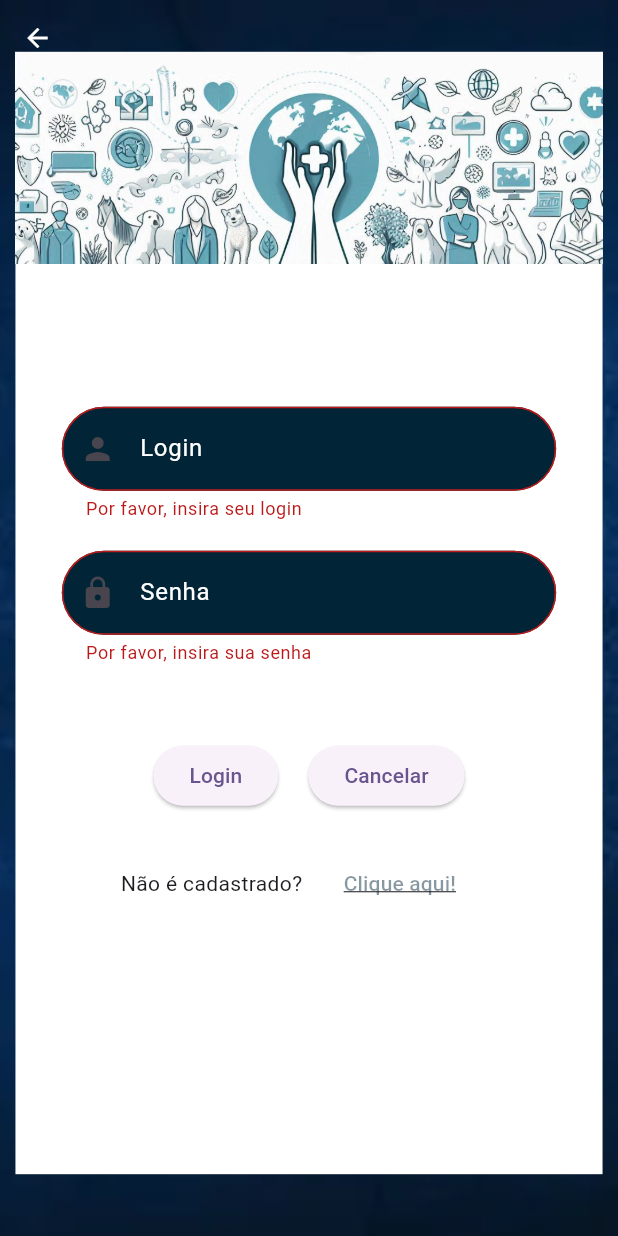
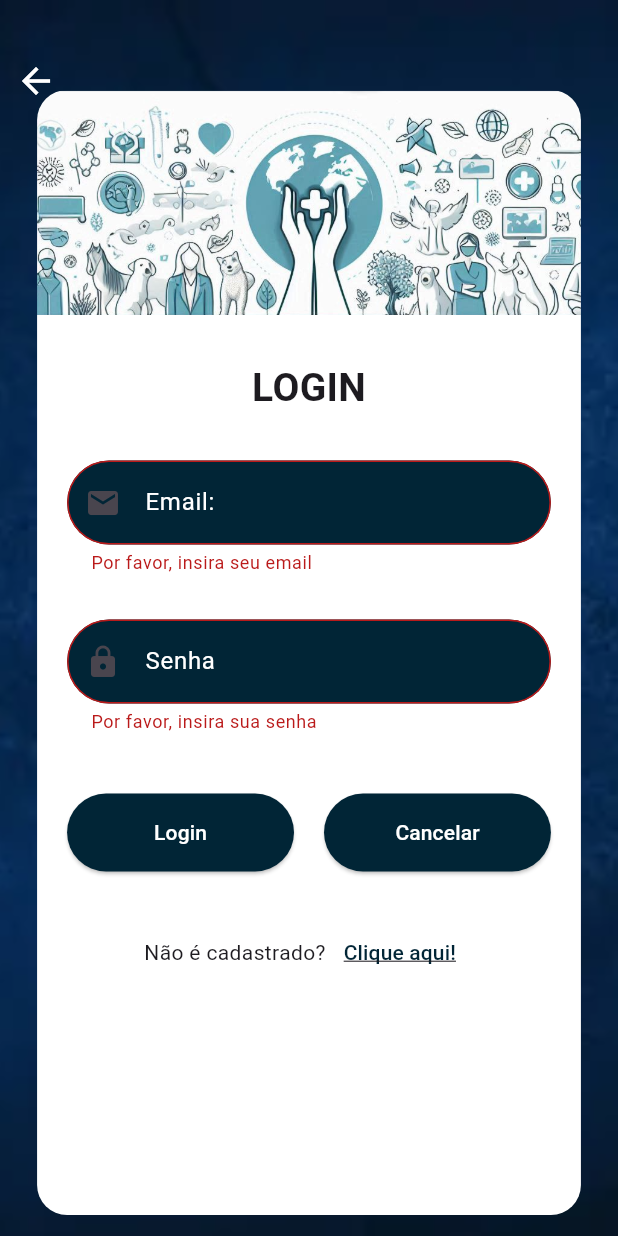
Before and after one commit to Enzo-Lucco/Projeto_Integrador_Mobile, a Flutter app: the MyLogin screen opened by its route, after a tap on "Login", on a phone screen of 412 x 824 dp. Run offline on Flutter 3.47's test engine with Material 3 defaults, Android fonts, the phone set to English and light mode, and no system bars; our stand-ins replace cloud_firestore, firebase_auth, firebase_core; accounts and stored records are empty; network calls fail.

Commit message:
Update commit

```diff
--- a/lib/login.dart
+++ b/lib/login.dart
@@ -1,8 +1,9 @@
 import 'package:flutter/material.dart';
-import 'package:flutter_application_projeto_integrador/loginDados.dart';
+import 'package:cloud_firestore/cloud_firestore.dart';
+import 'package:firebase_auth/firebase_auth.dart';
 
 class MyLogin extends StatefulWidget {
-  const MyLogin({Key? key}) : super(key: key);
+  const MyLogin({super.key});
 
   @override
   State<MyLogin> createState() => _MyLoginState();
@@ -14,26 +15,54 @@ class _MyLoginState extends State<MyLogin> {
   TextEditingController loginController = TextEditingController();
   TextEditingController senhaController = TextEditingController();
 
-  List<DadosL> ListaDeCredenciais = [
-    DadosL('usuario1', 'senha1'),
-    DadosL('usuario2', 'senha2'),
-  ];
+  Future<void> fazerLogin(String email, String senha) async {
+    try {
+      UserCredential userCredential = await FirebaseAuth.instance
+          .signInWithEmailAndPassword(email: email, password: senha);
 
-  bool validarCredenciais(String login, String senha) {
-    for (var credencial in ListaDeCredenciais) {
-      if (credencial.login == login && credencial.senha == senha) {
-        return true;
+      final uid = userCredential.user!.uid;
+
+      // Verifica se é ONG
+      final ongSnapshot =
+          await FirebaseFirestore.instance.collection('ongs').doc(uid).get();
+
+      if (ongSnapshot.exists) {
+        ScaffoldMessenger.of(context)
+            .showSnackBar(const SnackBar(content: Text('Login como ONG')));
+        Navigator.pushNamed(context, '/hong');
+        return;
       }
+
+      // Verifica se é Usuário
+      final userSnapshot = await FirebaseFirestore.instance
+          .collection('usuarios')
+          .doc(uid)
+          .get();
+
+      if (userSnapshot.exists) {
+        ScaffoldMessenger.of(context)
+            .showSnackBar(const SnackBar(content: Text('Login como Usuário')));
+        Navigator.pushNamed(context, '/HomeUsuario');
+        return;
       }
-    return false;
+
+      // Nenhum tipo identificado
+      ScaffoldMessenger.of(context).showSnackBar(
+          const SnackBar(content: Text('Tipo de conta não identificado.')));
+    } on FirebaseAuthException catch (e) {
+      ScaffoldMessenger.of(context).showSnackBar(
+        SnackBar(content: Text("Erro: ${e.message}")),
+      );
+    }
   }
 
   @override
   Widget build(BuildContext context) {
+    final double larguraTela = MediaQuery.of(context).size.width;
+
     return Scaffold(
       body: Stack(
         children: [
-          //IMAGEM DE FUNDO
           Container(
             height: double.infinity,
             width: double.infinity,
@@ -44,129 +73,134 @@ class _MyLoginState extends State<MyLogin> {
               ),
             ),
           ),
-          //TELA BRANCA NA FRENTE DA IMAGEM
           Center(
-            child: Container(
-              height: MediaQuery.of(context).size.height * 0.90,
-              width: MediaQuery.of(context).size.width * 0.95,
+            child: SingleChildScrollView(
+              child: Column(
+                children: [
+                  const SizedBox(height: 60),
+                  ClipRRect(
+                    borderRadius: const BorderRadius.only(
+                      topLeft: Radius.circular(20),
+                      topRight: Radius.circular(20),
+                    ),
+                    child: SizedBox(
+                      width: larguraTela * 0.88,
+                      height: 150,
+                      child: Image.asset(
+                        'assets/images/logo.png',
+                        fit: BoxFit.cover,
+                      ),
+                    ),
+                  ),
+                  Container(
+                    width: larguraTela * 0.88,
+                    padding: const EdgeInsets.symmetric(
+                        vertical: 30, horizontal: 20),
+                    constraints: const BoxConstraints(minHeight: 600),
+                    decoration: const BoxDecoration(
                       color: Colors.white,
+                      borderRadius: BorderRadius.only(
+                        bottomLeft: Radius.circular(20),
+                        bottomRight: Radius.circular(20),
+                      ),
+                    ),
                     child: Form(
                       key: _formKey,
-                child: SingleChildScrollView(
-                  child: Padding(
-                    padding: const EdgeInsets.all(30),
                       child: Column(
-                      mainAxisAlignment: MainAxisAlignment.center,
                         children: [
-                        SizedBox(height: 200),
-                        SizedBox(
-                          width: MediaQuery.of(context).size.width * 0.8,
-                          child: TextFormField(
+                          const Text(
+                            'LOGIN',
+                            style: TextStyle(
+                              fontSize: 26,
+                              fontWeight: FontWeight.bold,
+                            ),
+                          ),
+                          const SizedBox(height: 30),
+                          campoTexto(
                             controller: loginController,
-                            decoration: InputDecoration(
-                              labelText: 'Login',
-                              labelStyle: TextStyle(color: Colors.white),
-                              prefixIcon: Icon(Icons.person),
-                              border: OutlineInputBorder(
-                                borderRadius: BorderRadius.circular(30),
+                            label: "Email:",
+                            icon: Icons.email,
+                            validator: (value) => value == null || value.isEmpty
+                                ? "Por favor, insira seu email"
+                                : null,
                           ),
-                              filled: true,
-                              fillColor: Color.fromARGB(255, 1, 37, 54),
-                            ),
-                            style: TextStyle(color: Colors.white),
+                          const SizedBox(height: 30),
+                          campoTexto(
+                            controller: senhaController,
+                            label: "Senha",
+                            icon: Icons.lock,
+                            obscure: true,
                             validator: (value) {
-                              if (value!.isEmpty) {
-                                return 'Por favor, insira seu login';
+                              if (value == null || value.isEmpty) {
+                                return "Por favor, insira sua senha";
+                              } else if (value.length < 6) {
+                                return "A senha deve ter pelo menos 6 caracteres";
                               }
                               return null;
                             },
                           ),
-                        ),
-                        SizedBox(height: 20),
-                        SizedBox(
-                          width: MediaQuery.of(context).size.width * 0.8,
-                          child: TextFormField(
-                            controller: senhaController,
-                            obscureText: true,
-                            decoration: InputDecoration(
-                              labelText: 'Senha',
-                              labelStyle: TextStyle(color: Colors.white),
-                              prefixIcon: Icon(Icons.lock),
-                              border: OutlineInputBorder(
+                          const SizedBox(height: 40),
+                          Row(
+                            children: [
+                              Expanded(
+                                child: ElevatedButton(
+                                  style: ElevatedButton.styleFrom(
+                                    backgroundColor:
+                                        const Color.fromARGB(255, 1, 37, 54),
+                                    shape: RoundedRectangleBorder(
                                       borderRadius: BorderRadius.circular(30),
                                     ),
-                              filled: true,
-                              fillColor: Color.fromARGB(255, 1, 37, 54),
+                                    padding: const EdgeInsets.symmetric(
+                                        vertical: 16),
                                   ),
-                            style: TextStyle(color: Colors.white),
-                            validator: (value) {
-                              if (value!.isEmpty) {
-                                return 'Por favor, insira sua senha';
-                              } else {
-                                if (value.length < 3) {
-                                  return "A senha deve ter pelo menos 3 caracteres";
+                                  onPressed: () {
+                                    if (_formKey.currentState!.validate()) {
+                                      fazerLogin(
+                                        loginController.text.trim(),
+                                        senhaController.text.trim(),
+                                      );
                                     }
-                              }
-                              return null;
                                   },
+                                  child: const Text("Login",
+                                      style: TextStyle(color: Colors.white)),
                                 ),
                               ),
-                        SizedBox(height: 50),
+                              const SizedBox(width: 20),
+                              Expanded(
+                                child: ElevatedButton(
+                                  style: ElevatedButton.styleFrom(
+                                    backgroundColor:
+                                        const Color.fromARGB(255, 1, 37, 54),
+                                    shape: RoundedRectangleBorder(
+                                      borderRadius: BorderRadius.circular(30),
+                                    ),
+                                    padding: const EdgeInsets.symmetric(
+                                        vertical: 16),
+                                  ),
+                                  onPressed: () {
+                                    loginController.clear();
+                                    senhaController.clear();
+                                  },
+                                  child: const Text("Cancelar",
+                                      style: TextStyle(color: Colors.white)),
+                                ),
+                              ),
+                            ],
+                          ),
+                          const SizedBox(height: 30),
                           Row(
                             mainAxisAlignment: MainAxisAlignment.center,
                             children: [
-                            ElevatedButton(
-                              onPressed: () {
-                                if (_formKey.currentState!.validate()) {
-                                  String login = loginController.text;
-                                  String senha = senhaController.text;
-                                  if (validarCredenciais(login, senha)) {
-                                    print(
-                                        'Credenciais válidas. Faça algo aqui.');
-                                  } else {
-                                    print(
-                                        'Credenciais inválidas. Tente novamente.');
-                                  }
-                                }
-                              },
-                              child: Text("Login"),
-                            ),
-                            SizedBox(width: 20),
-                            ElevatedButton(
-                              onPressed: () {
-                                loginController.text = "";
-                                senhaController.text = "";
-                                setState(() {});
-                              },
-                              child: Text("Cancelar"),
-                            ),
-                          ],
-                        ),
-                        SizedBox(height: 30),
-                        Row(
-                          mainAxisAlignment: MainAxisAlignment.center,
-                          children: [
-                            Text("Não é cadastrado?"),
-                            SizedBox(
-                              width: 130,
-                              height: 35,
-                              child: ElevatedButton(
+                              const Text("Não é cadastrado?"),
+                              TextButton(
                                 onPressed: () {
                                   Navigator.pushNamed(context, '/CadUsuario');
                                 },
-                                child: Text(
+                                child: const Text(
                                   "Clique aqui!",
                                   style: TextStyle(
+                                    color: Color.fromARGB(255, 1, 37, 54),
                                     decoration: TextDecoration.underline,
-                                  ),
-                                ),
-                                style: TextButton.styleFrom(
-                                  foregroundColor:
-                                      const Color.fromARGB(120, 1, 37, 54),
-                                  padding: EdgeInsets.zero,
-                                  side: BorderSide.none,
-                                  backgroundColor: Colors.transparent,
-                                  shadowColor: Colors.transparent,
                                   ),
                                 ),
                               ),
@@ -176,43 +210,50 @@ class _MyLoginState extends State<MyLogin> {
                       ),
                     ),
                   ),
+                  const SizedBox(height: 40),
+                ],
               ),
             ),
           ),
-          //BANNER DO APP
-          Center(
-            child: Column(
-              children: [
-                SizedBox(height: 30),
-                FractionallySizedBox(
-                  widthFactor: 0.95,
-                  child: Container(
-                    height: 150,
-                    child: Image.asset(
-                      'assets/images/logo.png',
-                      fit: BoxFit.fitWidth,
-                    ),
-                  ),
-                ),
-              ],
-            ),
-          ),
           Positioned(
-            top: 1.0,
-            left: 1.0,
+            top: 30,
+            left: 0,
             child: IconButton(
               onPressed: () {
                 Navigator.pushNamed(context, '/');
               },
-              icon: const Icon(
-                Icons.arrow_back,
-                color: Colors.white,
-                size: 20,
-              ),
+              icon: const Icon(Icons.arrow_back, color: Colors.white, size: 28),
             ),
           ),
         ],
       ),
     );
   }
+
+  Widget campoTexto({
+    required TextEditingController controller,
+    required String label,
+    required IconData icon,
+    TextInputType tipoTeclado = TextInputType.text,
+    bool obscure = false,
+    required String? Function(String?) validator,
+  }) {
+    return TextFormField(
+      controller: controller,
+      keyboardType: tipoTeclado,
+      obscureText: obscure,
+      decoration: InputDecoration(
+        labelText: label,
+        labelStyle: const TextStyle(color: Colors.white),
+        prefixIcon: Icon(icon),
+        border: OutlineInputBorder(
+          borderRadius: BorderRadius.circular(30),
+        ),
+        filled: true,
+        fillColor: const Color.fromARGB(255, 1, 37, 54),
+      ),
+      style: const TextStyle(color: Colors.white),
+      validator: validator,
+    );
   }
+}
```
Also changed, not shown: lib/cadastroOng.dart (+17 -6 lines), lib/cadastroUsuario.dart (+45 -42 lines), lib/homeOng.dart (added), 4 other files. Lines whose indentation alone changed are shown as unchanged.
